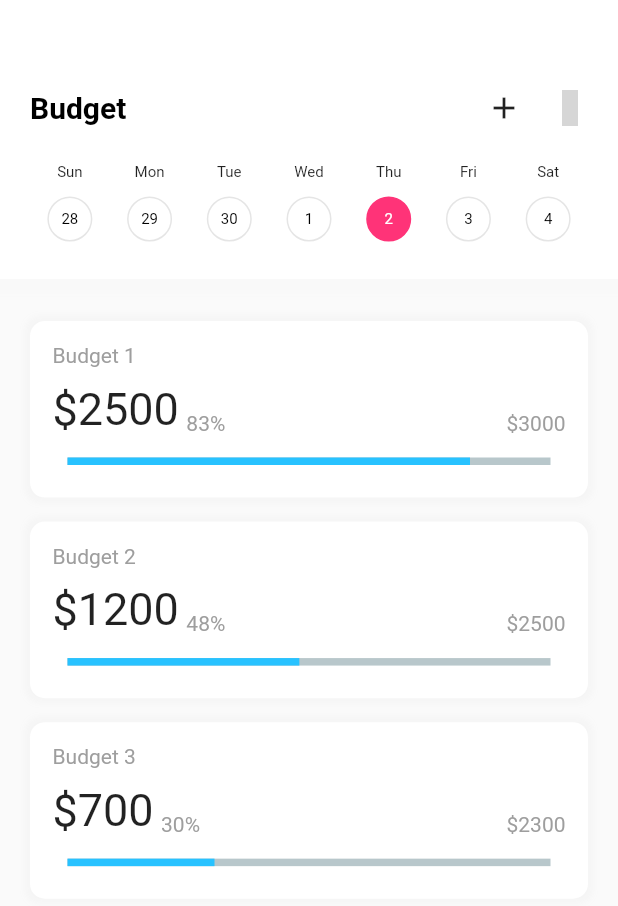
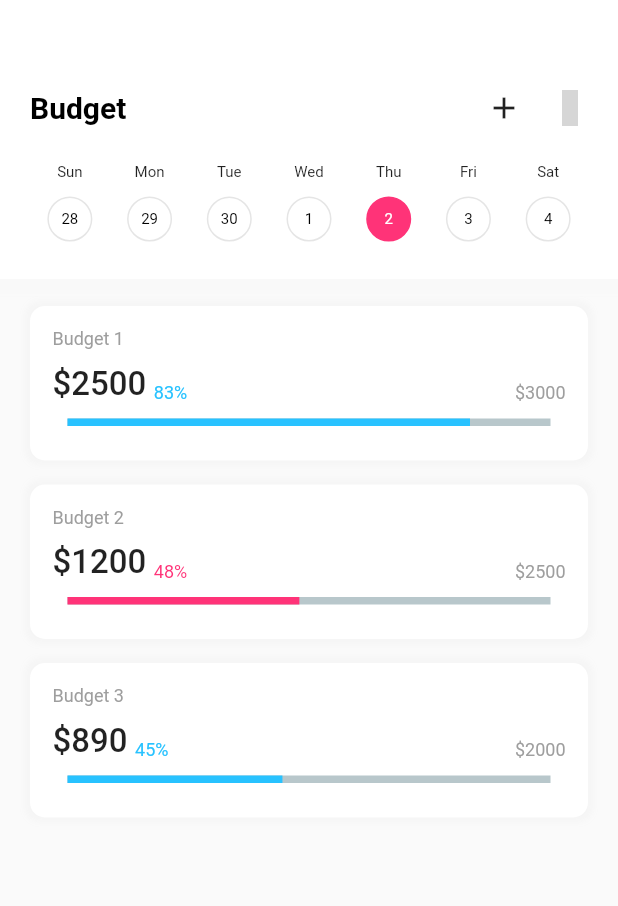
Before and after one commit to JanDongGun/BudgetFlutter, a Flutter app: the Budget screen opened directly, on a phone screen of 412 x 824 dp. Shown: the top 906 px of the screen. Run offline on Flutter 3.47's test engine with Material 2 defaults, Android fonts, the light colour scheme and no system bars; drawn by our look-alikes of percent_indicator; our stand-ins replace animated_bottom_navigation_bar, ionicons; missing offline and left inert: antdesign_icons; grey boxes are pictures that could not be loaded.

```diff
--- a/lib/pages/budget_page.dart
+++ b/lib/pages/budget_page.dart
@@ -43,14 +43,14 @@ class _BudgetState extends State<Budget> {
                 Row(
                   mainAxisAlignment: MainAxisAlignment.spaceBetween,
                   children: [
-                    Text(
+                    const Text(
                       "Budget",
                       style: TextStyle(
                           fontSize: 20,
                           fontWeight: FontWeight.bold,
                           color: black),
                     ),
-                    SizedBox(
+                    const SizedBox(
                       width: 200,
                     ),
                     GestureDetector(
@@ -61,8 +61,8 @@ class _BudgetState extends State<Budget> {
                                 builder: (context) => CreateBudget()),
                           );
                         },
-                        child: Icon(Icons.add)),
-                    Icon(AntIcons.searchOutlined)
+                        child: const Icon(Icons.add)),
+                    const Icon(AntIcons.searchOutlined)
                   ],
                 ),
                 const SizedBox(
@@ -119,16 +119,17 @@ class _BudgetState extends State<Budget> {
           ),
         ),
         const SizedBox(
-          height: 20,
+          height: 10,
         ),
-        budgetContainer("Budget 1", 2500, 3000),
-        budgetContainer("Budget 2", 1200, 2500),
-        budgetContainer("Budget 3", 700, 2300),
+        budgetContainer("Budget 1", "Bank", 2500, 3000),
+        budgetContainer("Budget 2", "Cast", 1200, 2500),
+        budgetContainer("Budget 3", "Bank", 890, 2000)
       ],
     ));
   }
 
-  Widget budgetContainer(String budgetName, int currentAmount, int amount) {
+  Widget budgetContainer(
+      String budgetName, String type, int currentAmount, int amount) {
     var size = MediaQuery.of(context).size;
     var percentAmount = (currentAmount / amount) * 100;
     return Padding(
@@ -139,7 +140,7 @@ class _BudgetState extends State<Budget> {
           children: [
             Text(
               budgetName,
-              style: TextStyle(color: Colors.grey),
+              style: const TextStyle(color: Colors.grey, fontSize: 12),
             ),
             const SizedBox(
               height: 10,
@@ -149,34 +150,37 @@ class _BudgetState extends State<Budget> {
               children: [
                 Text(
                   "\$" + currentAmount.toString(),
-                  style: TextStyle(fontSize: 30),
+                  style: const TextStyle(
+                      fontSize: 22, fontWeight: FontWeight.w500),
                 ),
                 const SizedBox(
                   width: 5,
                 ),
                 Text(
                   percentAmount.toStringAsFixed(0) + "%",
-                  style: TextStyle(color: Colors.grey),
+                  style: TextStyle(
+                      color: type == "Bank" ? blue : primary, fontSize: 12),
                 ),
-                Spacer(),
-                Text(
-                  "\$" + amount.toString(),
-                  style: TextStyle(color: Colors.grey),
-                ),
+                const Spacer(),
+                Text("\$" + amount.toString(),
+                    style: const TextStyle(
+                      color: Colors.grey,
+                      fontSize: 12,
+                    )),
               ],
             ),
             const SizedBox(
-              height: 15,
+              height: 10,
             ),
             LinearPercentIndicator(
               percent: percentAmount / 100,
-              progressColor: blue,
+              progressColor: type == "Bank" ? blue : primary,
             )
           ],
         ),
         width: (size.width - 40),
-        height: (size.height) / 7,
-        padding: EdgeInsets.all(15.0),
+        height: (size.height) / 8,
+        padding: const EdgeInsets.all(15.0),
         decoration: BoxDecoration(
           borderRadius: BorderRadius.circular(10),
           color: Colors.white,
```
